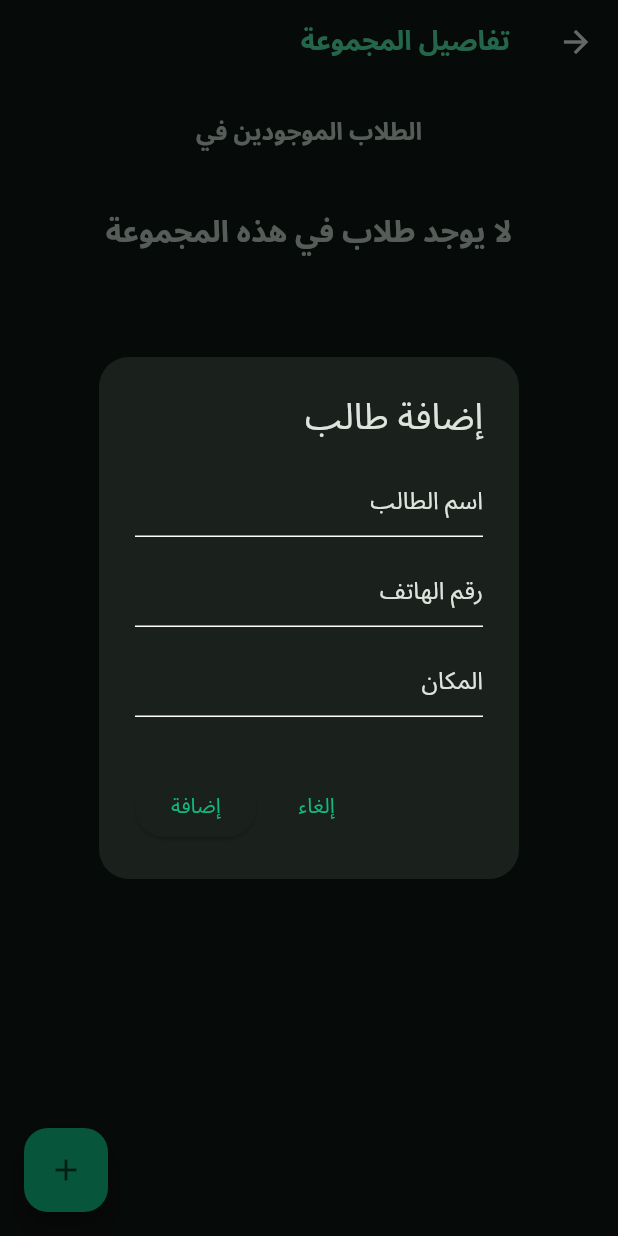
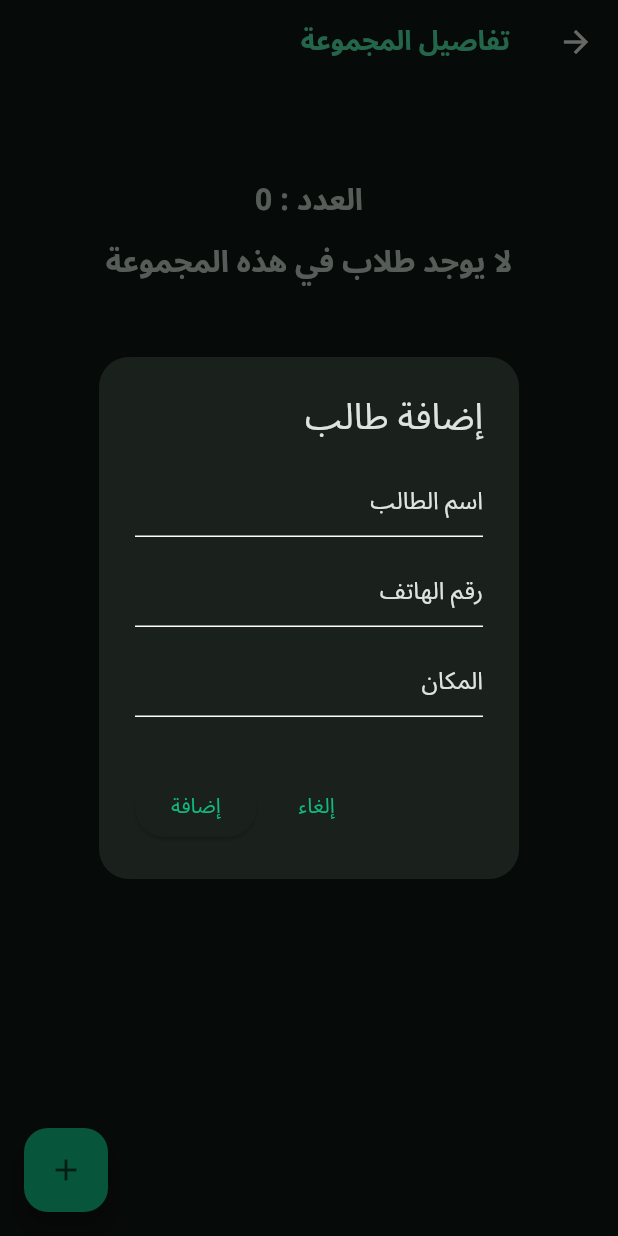
Before and after one commit to muller-ashraf/Sajilni, a Flutter app: the GroupDetailesScreen screen opened directly with empty values, after a tap on the "add" icon, on a phone screen of 412 x 824 dp. Run offline on Flutter 3.47's test engine with Material 3 defaults, Android fonts, the phone set to English and light mode, and no system bars; our stand-ins replace google_fonts, supabase_flutter; accounts and stored records are empty.

Commit message:
appear the number of group in details screen

```diff
--- a/lib/screens/group_detailes_screen.dart
+++ b/lib/screens/group_detailes_screen.dart
@@ -79,18 +79,19 @@ class GroupDetailesScreen extends StatelessWidget {
 
           Column(
             children: [
-              const Text(
-                "الطلاب الموجودين في",
-                style: TextStyle(
-                  color: AppColors.textSecondary,
-                  fontSize: 16,
-                  fontWeight: FontWeight.bold,
-                ),
-              ),
               Text(
                 groupName,
                 style: const TextStyle(
                   color: AppColors.primary,
+                  fontSize: 30,
+                  fontWeight: FontWeight.bold,
+                ),
+              ),
+
+              Text(
+                'العدد : ${studentData.length}',
+                style: TextStyle(
+                  color: AppColors.textSecondary,
                   fontSize: 20,
                   fontWeight: FontWeight.bold,
                 ),
```
Also changed, not shown: lib/screens/home_screen.dart (+6 -5 lines), lib/widgets/group_card_home_screen_item.dart (+2 -23 lines), pubspec.lock, 5 other files.
